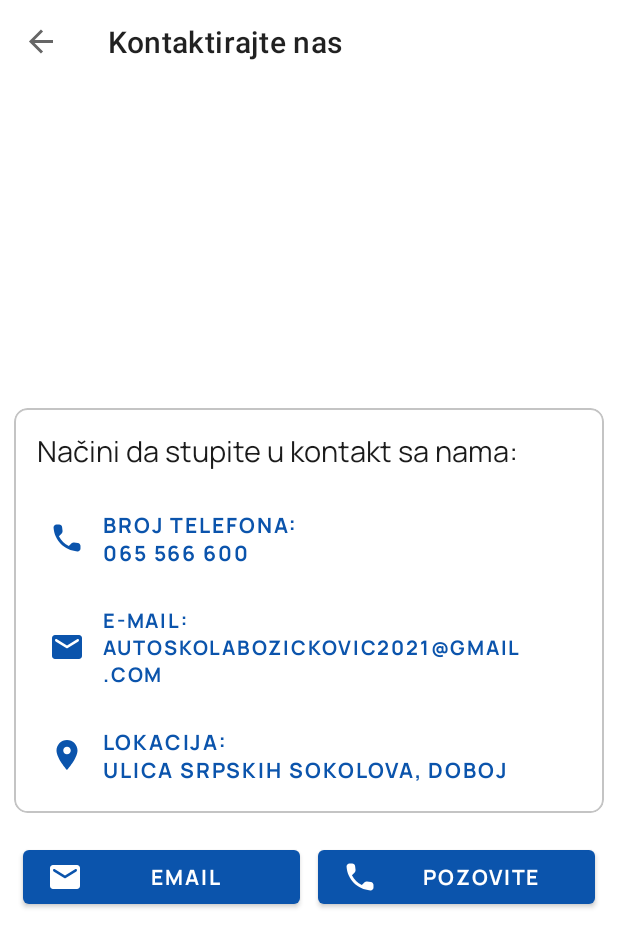
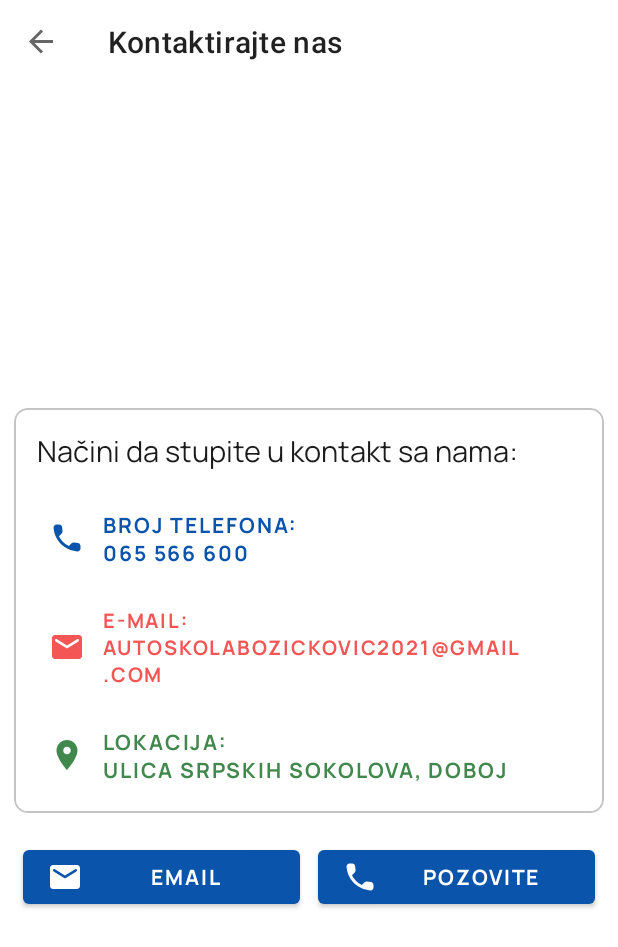
Before and after one commit to BojanDolic/auto_skola_bozickovic, an Android app: the KontaktFragment screen opened through its navigation route, on a phone screen of 412 x 824 dp. Shown: the top 947 px of the screen. Run offline under Robolectric (Android 15) with nearby library versions, the light colour scheme and no system bars; our stand-ins replace navigation-ui.

Commit message:
Redesigned fragment_kontakt.xml screen.
Implemented call functionality and email functionality on button click.

```diff
--- a/app/src/main/res/layout/fragment_kontakt.xml
+++ b/app/src/main/res/layout/fragment_kontakt.xml
@@ -72,6 +72,8 @@
                 android:textSize="13sp"
                 android:clickable="false"
                 app:icon="@drawable/email_icon"
+                app:iconTint="@color/red"
+                android:textColor="@color/red"
                 style="@style/Widget.MaterialComponents.Button.TextButton"
                 android:textAlignment="textStart"
                 app:iconPadding="12dp"
@@ -89,6 +91,8 @@
                 android:fontFamily="@font/manrope_bold"
                 android:textSize="14sp"
                 android:clickable="false"
+                android:textColor="@color/green"
+                app:iconTint="@color/green"
                 app:icon="@drawable/location_icon"
                 style="@style/Widget.MaterialComponents.Button.TextButton"
                 android:textAlignment="textStart"
--- a/app/src/main/res/values/colors.xml
+++ b/app/src/main/res/values/colors.xml
@@ -7,6 +7,7 @@
     <color name="red">#F45656</color>
     <color name="red_dark">#AF4444</color>
     <color name="blue">#0B54AC</color>
+    <color name="green">#41884C</color>
 
     <color name="stroke_color">#808A8A8A</color>
 
```
Also changed, not shown: app/src/main/java/com/autoskola/bozickovic/fragments/KontaktFragment.kt (+18 -0 lines).
